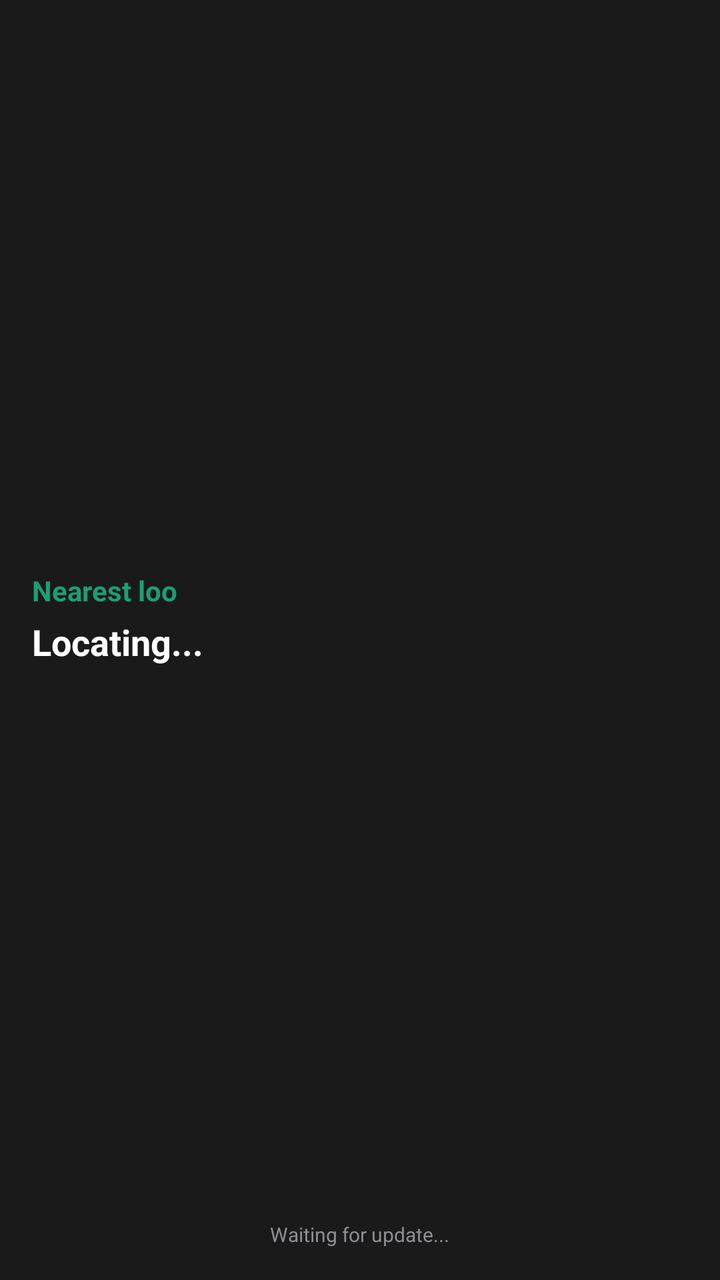
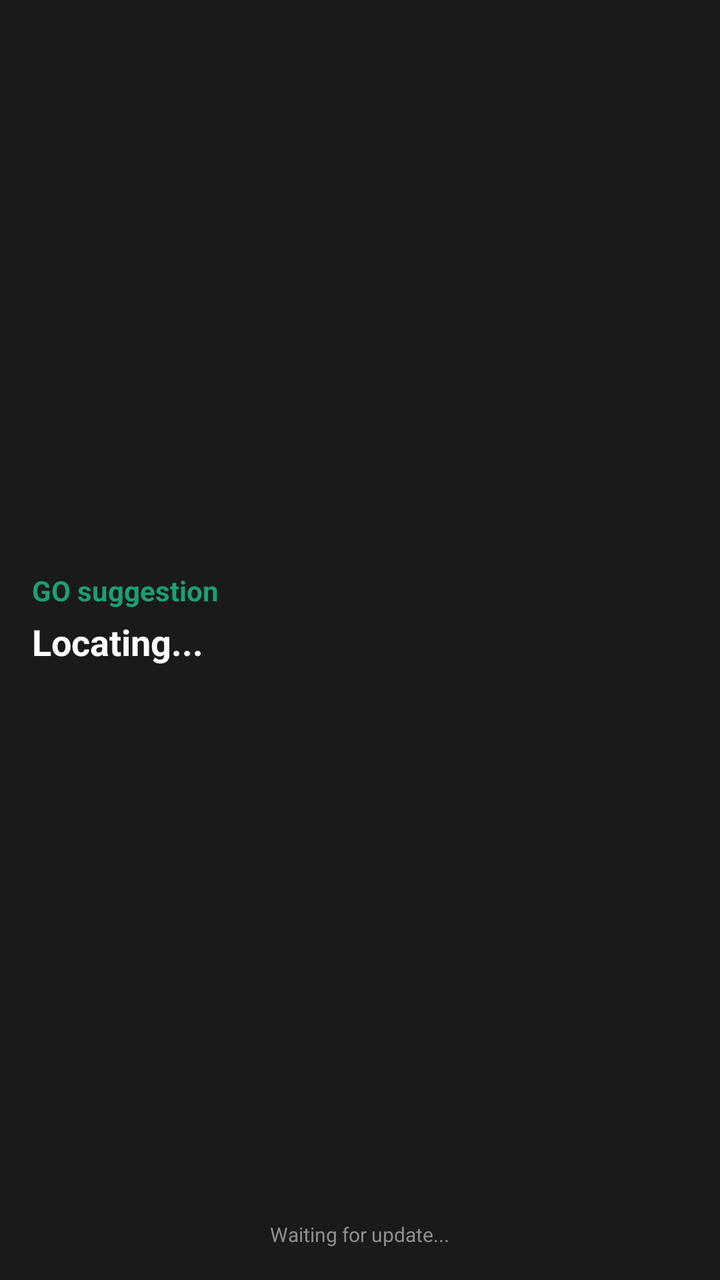

Screens rendered from an Android XML layout before and after an edit, with the pre-edit source and the edit as a unified diff.
<!-- AndroidManifest.xml: fallback theme Theme.MaterialComponents.DayNight.NoActionBar -->
<!-- res/layout/widget_layout.xml -->
<?xml version="1.0" encoding="utf-8"?>
<RelativeLayout xmlns:android="http://schemas.android.com/apk/res/android"
    android:id="@+id/widget_root"
    android:layout_width="match_parent"
    android:layout_height="match_parent"
    android:background="#1A1A1A"
    android:padding="16dp">

    <LinearLayout
        android:id="@+id/widget_content"
        android:layout_width="match_parent"
        android:layout_height="wrap_content"
        android:layout_centerInParent="true"
        android:orientation="vertical">

        <TextView
            android:id="@+id/widget_title"
            android:layout_width="wrap_content"
            android:layout_height="wrap_content"
            android:text="Nearest loo"
            android:textColor="#1D9E75"
            android:textSize="14sp"
            android:textStyle="bold" />

        <TextView
            android:id="@+id/widget_toilet_name"
            android:layout_width="wrap_content"
            android:layout_height="wrap_content"
            android:layout_marginTop="4dp"
            android:text="Locating..."
            android:textColor="#FFFFFF"
            android:textSize="18sp"
            android:textStyle="bold"
            android:maxLines="1"
            android:ellipsize="end" />

        <TextView
            android:id="@+id/widget_distance"
            android:layout_width="wrap_content"
            android:layout_height="wrap_content"
            android:layout_marginTop="2dp"
            android:text=""
            android:textColor="#8E8E93"
            android:textSize="14sp" />
    </LinearLayout>

    <TextView
        android:id="@+id/widget_last_updated"
        android:layout_width="wrap_content"
        android:layout_height="wrap_content"
        android:layout_alignParentBottom="true"
        android:layout_centerHorizontal="true"
        android:text="Waiting for update..."
        android:textColor="#8E8E93"
        android:textSize="10sp" />
</RelativeLayout>
<!-- resources referenced by this layout -->
<resources>

</resources>

<!-- the commit's change to res/layout/widget_layout.xml (unified diff, before → after) -->
@@ -17,7 +17,7 @@
             android:id="@+id/widget_title"
             android:layout_width="wrap_content"
             android:layout_height="wrap_content"
-            android:text="Nearest loo"
+            android:text="GO suggestion"
             android:textColor="#1D9E75"
             android:textSize="14sp"
             android:textStyle="bold" />
